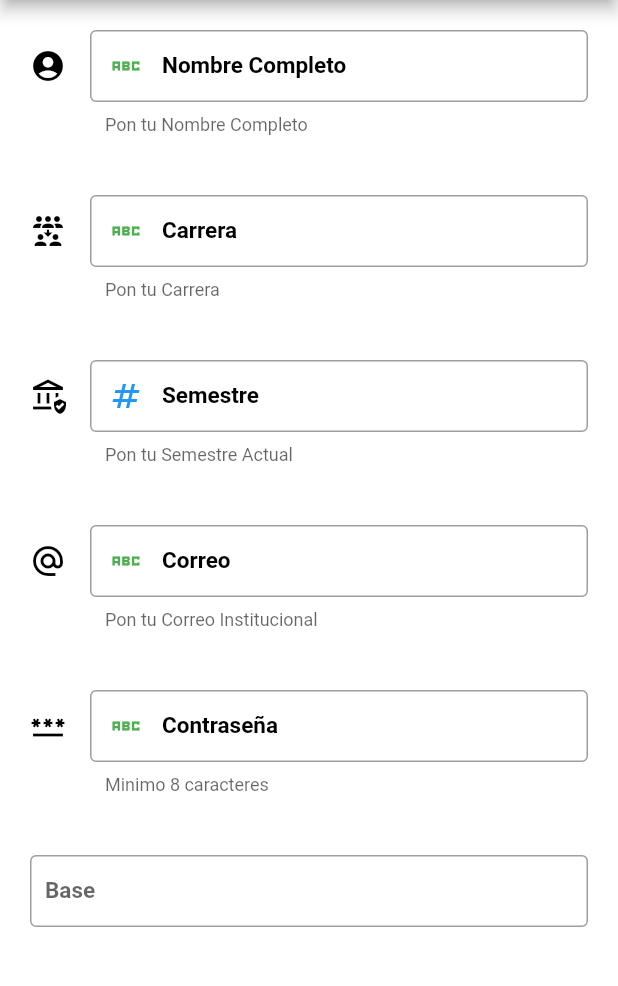
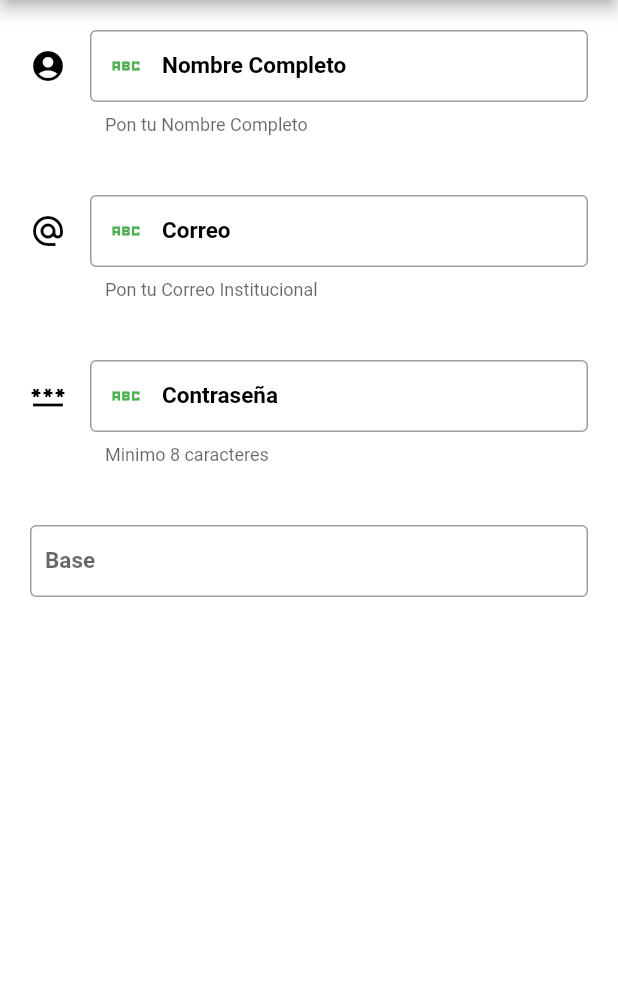
Before and after one commit to Andre-A-CaZe/Inputs, a Flutter app: the screen it shows after launch, on a phone screen of 412 x 824 dp, the part 84-1070 px from its top. Run offline on Flutter 3.47's test engine with Material 2 defaults, Android fonts, the phone set to English and light mode, and no system bars.

Commit message:
Version Final Con Inputs Base

```diff
--- a/lib/components/home_page.dart
+++ b/lib/components/home_page.dart
@@ -28,32 +28,6 @@ class HomePage extends StatelessWidget {
             colorSuffix: Colors.brown,
             textoOculto: false,
             tipoTexto: TextInputType.name,
-          ),
-          Inputs(
-            icono: Icon(Icons.reduce_capacity_sharp),
-            colorIcono: Colors.black,
-            labelNombre: 'Carrera',
-            colorLabel: Colors.black,
-            hintText: 'Carrera',
-            helpText: 'Pon tu Carrera',
-            iconoPrefix: Icon(Icons.abc_sharp),
-            colorPrefix: Colors.green,
-            colorSuffix: Colors.deepPurple,
-            textoOculto: false,
-            tipoTexto: TextInputType.text,
-          ),
-          Inputs(
-            icono: Icon(Icons.assured_workload_outlined),
-            colorIcono: Colors.black,
-            labelNombre: 'Semestre',
-            colorLabel: Colors.black,
-            hintText: 'Semestre',
-            helpText: 'Pon tu Semestre Actual',
-            iconoPrefix: Icon(Icons.numbers_outlined),
-            colorPrefix: Colors.blue,
-            colorSuffix: Colors.cyan,
-            textoOculto: false,
-            tipoTexto: TextInputType.number,
           ),
           Inputs(
             icono: Icon(Icons.alternate_email_sharp),
```
